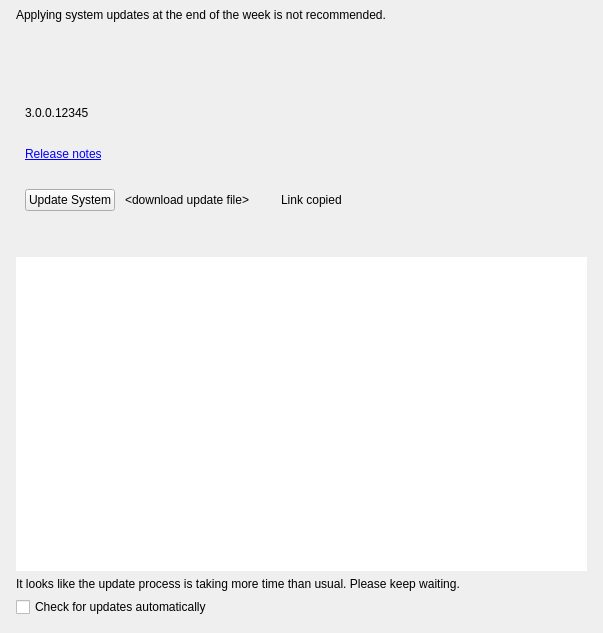
This is client/libclient/src/ui/widgets/system_settings/server_updates_widget.ui in networkoptix/nx_open as Qt 5 draws it before an edit. The edited form follows.
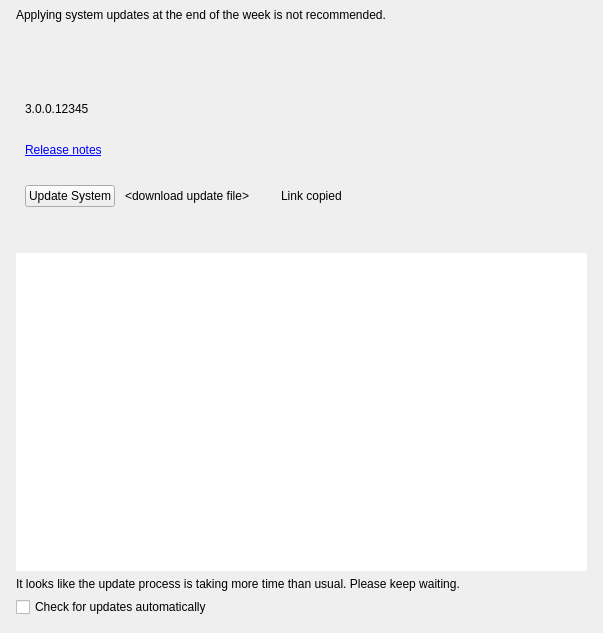
This is the edited form. Custom widgets are drawn as their Qt base class.

Diff of the .ui file:
```diff
--- a/client/libclient/src/ui/widgets/system_settings/server_updates_widget.ui
+++ b/client/libclient/src/ui/widgets/system_settings/server_updates_widget.ui
@@ -87,14 +87,14 @@
            <widget class="QPushButton" name="selectUpdateTypeButton">
             <property name="minimumSize">
              <size>
-              <width>24</width>
-              <height>24</height>
+              <width>20</width>
+              <height>20</height>
              </size>
             </property>
             <property name="maximumSize">
              <size>
-              <width>24</width>
-              <height>24</height>
+              <width>20</width>
+              <height>20</height>
              </size>
             </property>
             <property name="focusPolicy">
@@ -105,8 +105,8 @@
             </property>
             <property name="iconSize">
              <size>
-              <width>24</width>
-              <height>24</height>
+              <width>20</width>
+              <height>20</height>
              </size>
             </property>
             <property name="flat">
@@ -137,14 +137,14 @@
             </property>
             <property name="minimumSize">
              <size>
-              <width>24</width>
-              <height>24</height>
+              <width>20</width>
+              <height>20</height>
              </size>
             </property>
             <property name="maximumSize">
              <size>
-              <width>24</width>
-              <height>24</height>
+              <width>20</width>
+              <height>20</height>
              </size>
             </property>
             <property name="mouseTracking">
@@ -383,6 +383,9 @@
         <attribute name="horizontalHeaderHighlightSections">
          <bool>false</bool>
         </attribute>
+        <attribute name="verticalHeaderVisible">
+         <bool>false</bool>
+        </attribute>
        </widget>
       </item>
       <item>
```
Left out of the diff: 3 changed lines with no effect on the pictures.
